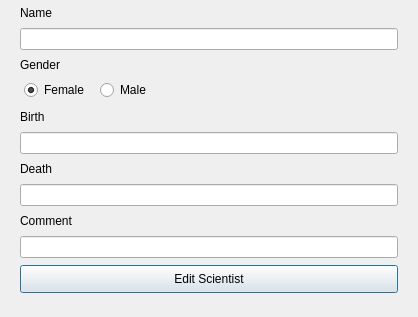
Before: the Qt Designer form editscientistdialog.ui in ManiSigt/Verklegt-nams, drawn with Qt 5.
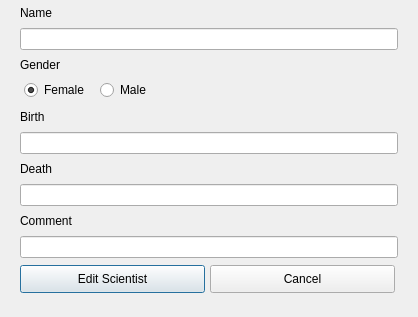
After: the same form once the commit is applied.

Commit message: edit scientist villutékk

```diff
--- a/editscientistdialog.ui
+++ b/editscientistdialog.ui
@@ -100,7 +100,7 @@
     <rect>
      <x>20</x>
      <y>265</y>
-     <width>378</width>
+     <width>185</width>
      <height>28</height>
     </rect>
    </property>
@@ -131,6 +131,19 @@
     <string>Death</string>
    </property>
   </widget>
+  <widget class="QPushButton" name="button_scientist_edit_cancel">
+   <property name="geometry">
+    <rect>
+     <x>210</x>
+     <y>265</y>
+     <width>185</width>
+     <height>28</height>
+    </rect>
+   </property>
+   <property name="text">
+    <string>Cancel</string>
+   </property>
+  </widget>
   <widget class="QRadioButton" name="edit_scientist_radio_button_male">
    <property name="geometry">
     <rect>
```
Left out of the diff: 2 changed lines with no effect on the pictures. The commit also changes 3 other files.
